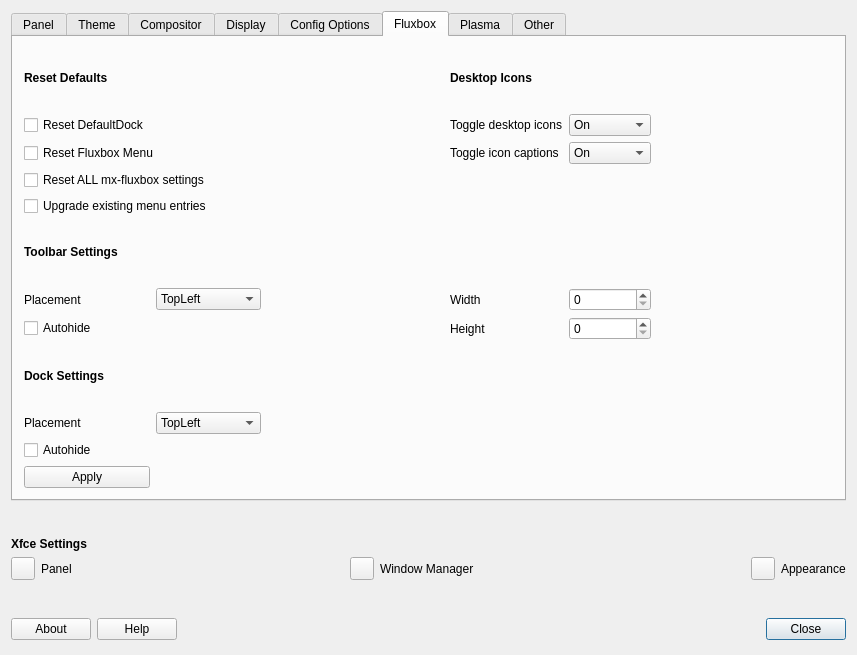
The window that defaultlook.ui (MX-Linux/mx-tweak) describes before a commit, drawn with Qt 5.
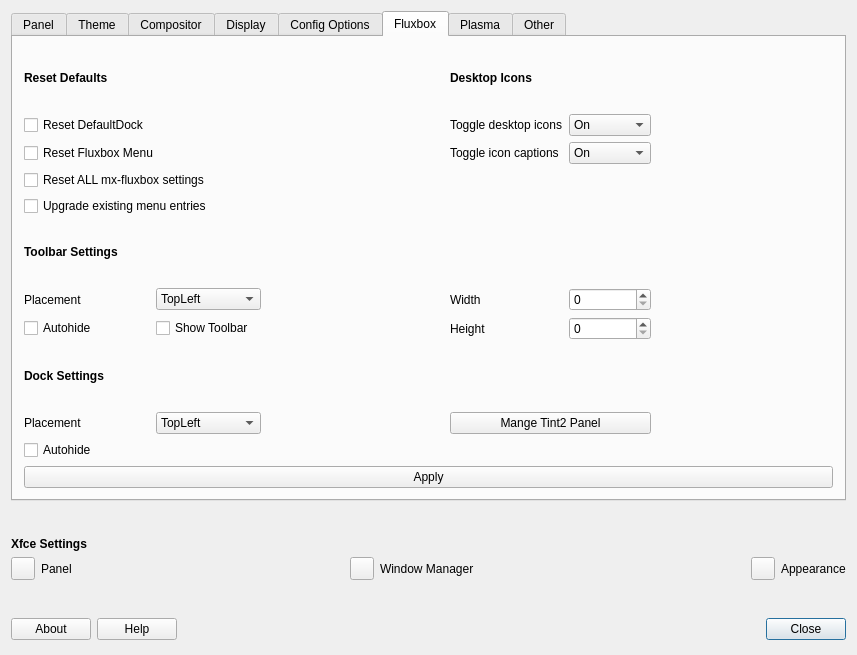
The same window after the commit. The open tabs and pages were chosen to show the change. Icons and pictures are not drawn.

Commit message: add theme function for fluxbox, show hide fluxbox toolbar correct problem with KDE single click identification

```diff
--- a/defaultlook.ui
+++ b/defaultlook.ui
@@ -1136,13 +1136,6 @@
            </property>
           </widget>
          </item>
-         <item row="11" column="0">
-          <widget class="QPushButton" name="ApplyFluxboxResets">
-           <property name="text">
-            <string>Apply</string>
-           </property>
-          </widget>
-         </item>
          <item row="9" column="0">
           <widget class="QLabel" name="label_slit_location">
            <property name="text">
@@ -1377,6 +1370,30 @@
            </property>
           </spacer>
          </item>
+         <item row="7" column="1">
+          <widget class="QCheckBox" name="checkBoxFluxShowToolbar">
+           <property name="text">
+            <string>Show Toolbar</string>
+           </property>
+          </widget>
+         </item>
+         <item row="11" column="0" colspan="6">
+          <widget class="QPushButton" name="ApplyFluxboxResets">
+           <property name="text">
+            <string>Apply</string>
+           </property>
+          </widget>
+         </item>
+         <item row="9" column="3" colspan="2">
+          <widget class="QPushButton" name="buttonManageTint2">
+           <property name="text">
+            <string>Mange Tint2 Panel</string>
+           </property>
+           <property name="icon">
+            <iconset theme="systemtray"/>
+           </property>
+          </widget>
+         </item>
         </layout>
        </item>
       </layout>
```
Left out of the diff: 2 changed lines with no effect on the pictures. The commit also changes 2 other files.
